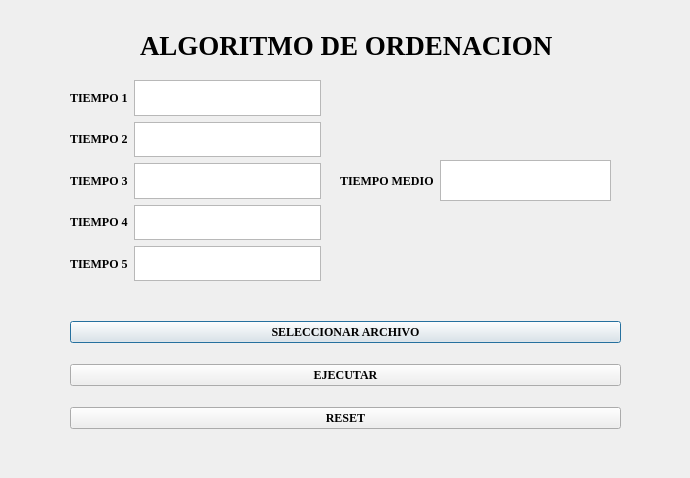
Cisner0s/Practica3ARCO, file Source Code/ordenacion.ui: the form before one commit.
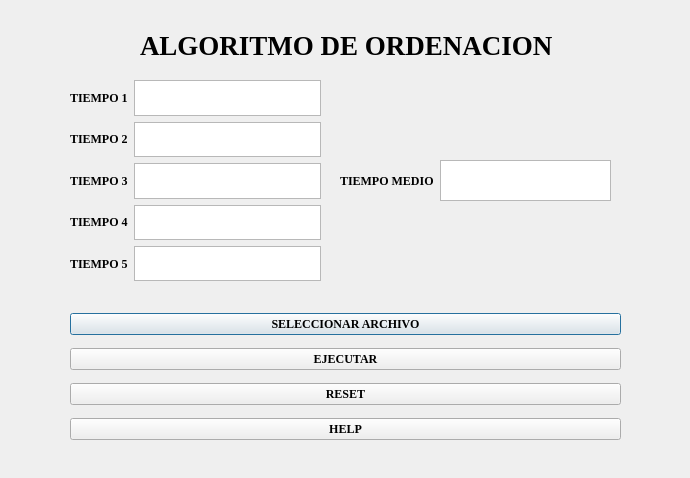
The form after the commit.

Commit message: Retoques en ordenacion

```diff
--- a/Source Code/ordenacion.ui
+++ b/Source Code/ordenacion.ui
@@ -92,6 +92,13 @@
       </property>
      </widget>
     </item>
+    <item>
+     <widget class="QPushButton" name="pushButton">
+      <property name="text">
+       <string>HELP</string>
+      </property>
+     </widget>
+    </item>
    </layout>
   </widget>
   <widget class="QWidget" name="horizontalLayoutWidget_2">
```
The commit also changes 3 other files.
